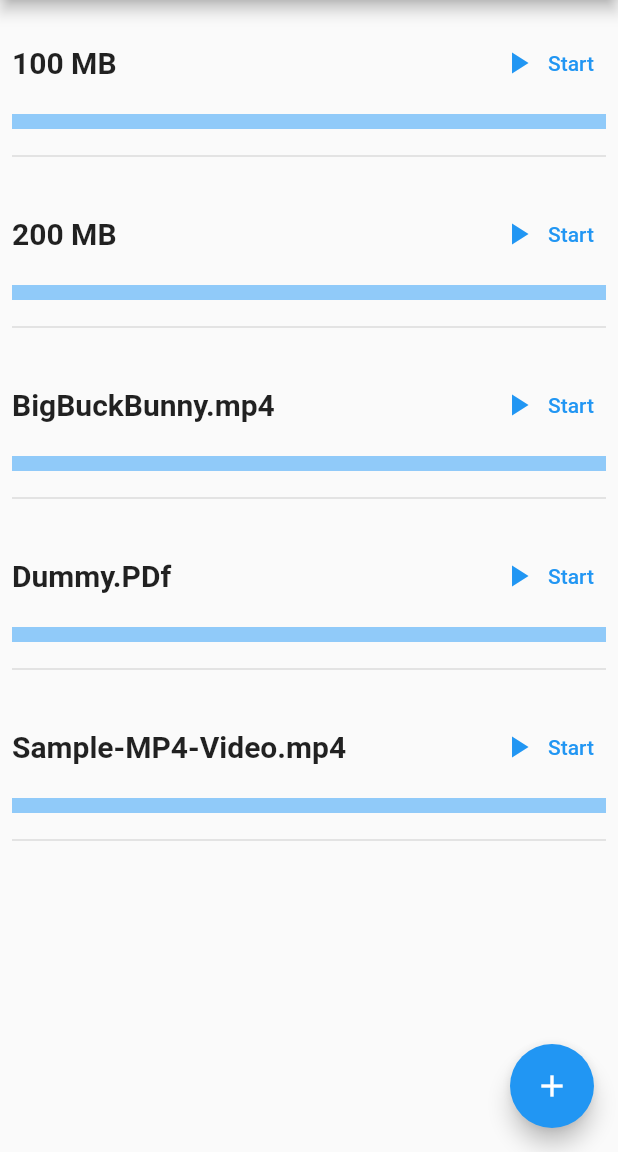
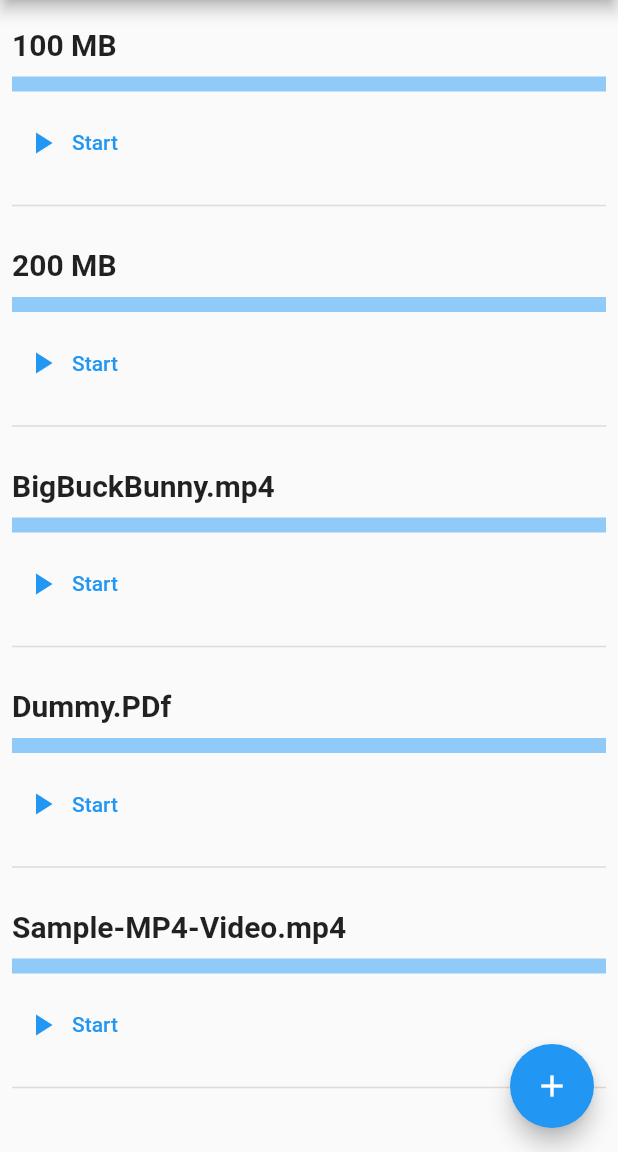
Before and after one commit to jigarfumakiya/downloader_app, a Flutter app: the screen it shows after launch, on a phone screen of 412 x 824 dp, the part 84-1236 px from its top. Run offline on Flutter 3.47's test engine with Material 2 defaults, Android fonts, the phone set to English and light mode, and no system bars; our stand-ins replace bloc, dartz, equatable, flutter_bloc, flutter_screenutil, get_it and 3 more; missing offline and left inert: mutex; accounts and stored records are empty.

Commit message:
🐛👷 Added error handling

```diff
--- a/lib/features/home/presentation/cubit/home_cubit.dart
+++ b/lib/features/home/presentation/cubit/home_cubit.dart
@@ -40,7 +40,7 @@
         getDownloads();
       });
     } catch (e) {
-      //Todo make generic class for error handling
+
       emit(HomeFailureState(e.toString()));
     }
   }
--- a/lib/features/home/presentation/widget/list_view_item.dart
+++ b/lib/features/home/presentation/widget/list_view_item.dart
@@ -63,22 +63,26 @@
                       fontWeight: FontWeight.bold,
                     )),
               ),
-              downloadState(widget.item)
             ],
           ),
           const SizedBox(height: 10),
-          SizedBox(
-            height: 10,
-            child: StreamBuilder<double>(
+          StreamBuilder<double>(
             stream: _progressStreamController.stream,
             initialData: 0.0,
             builder: (context, snapshot) {
-                return LinearProgressIndicator(
+              return Column(
+                crossAxisAlignment: CrossAxisAlignment.start,
+                mainAxisSize: MainAxisSize.min,
+                children: [
+                  LinearProgressIndicator(
                     value: snapshot.data,
                     minHeight: 10,
+                  ),
+                  const SizedBox(height: 10),
+                  downloadState(widget.item)
+                ],
               );
             },
-            ),
           ),
           const SizedBox(height: 10),
           const Divider(thickness: 1),
@@ -130,6 +134,7 @@
   /// class methods
 
   Future<void> onStart(DownloadNetwork item) async {
+    try {
       final fileName = p.basename(item.url);
       final path = await _getDownloadDirectory();
       final fullPath = '$path/$fileName';
@@ -139,7 +144,6 @@
         item.url,
         fullPath,
         progressCallback: (current, totalBytes, percentage) {
-
           // final progress = (current / totalBytes) * 100;
           // print('Downloading: $progress');
           _progressStreamController.sink.add(percentage / 100);
@@ -149,10 +153,15 @@
           setState(() {});
         },
         errorCallback: (error) {
-        print('on error called');
+          ScaffoldMessenger.of(context)
+              .showSnackBar(SnackBar(content: Text(error.toString())));
         },
       );
       print('downloadId $downloadId');
+    } catch (e) {
+      print('widget called');
+      print(e);
+    }
   }
 
   void onResume() {
```
Also changed, not shown: lib/core/service/downloader_service/download_service.dart (+10 -4 lines). Lines whose indentation alone changed are shown as unchanged.
